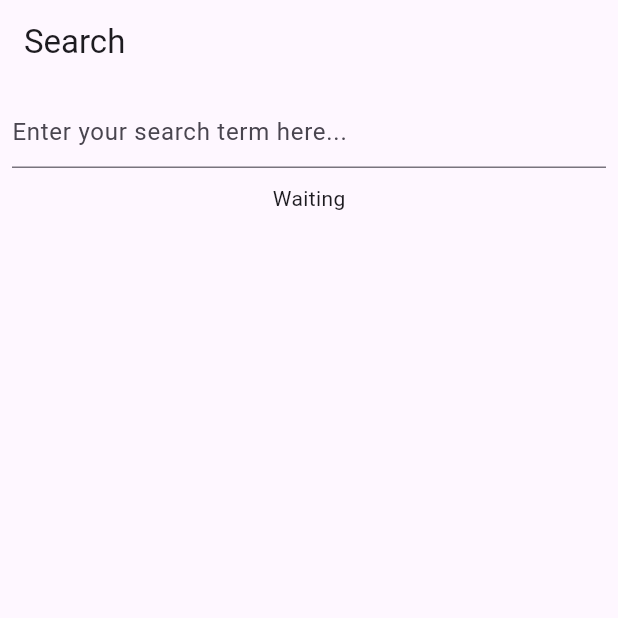
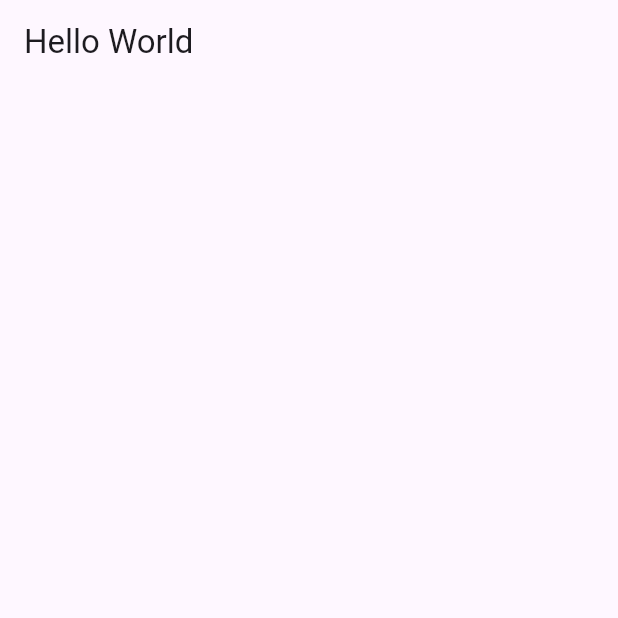
Before and after one commit to umairshaik/RxDart_Hands_on, a Flutter app: the screen it shows after launch, on a phone screen of 412 x 824 dp, the top half of it. Run offline on Flutter 3.47's test engine with Material 3 defaults, Android fonts, the phone set to English and light mode, and no system bars; our stand-ins replace rxdart.

```diff
--- a/lib/bloc/api.dart
+++ /dev/null
@@ -1,73 +0,0 @@
-import 'dart:convert';
-import 'dart:io';
-
-import 'package:rxdart_hands_on/models/animal.dart';
-
-import '../models/person.dart';
-import '../models/thing.dart';
-
-typedef SearchTerm = String;
-
-class Api {
-  List<Animal> _animals = [];
-  List<Person> _persons = [];
-
-  Future<List<Thing>> search(SearchTerm searchTerm) async {
-    final term = searchTerm.trim().toLowerCase();
-
-    // search in the cache
-    final cachedResults = _extractThingsUsingSearchTerm(term);
-    if (cachedResults.isNotEmpty) {
-      return cachedResults;
-    }
-
-    // we don't have the values cached, let's call APIs
-
-    // start by calling persons api
-    final persons = await _getJson('http://localhost:3000/apis/persons.json')
-        .then((json) => json.map((value) => Person.fromJson(value)));
-    _persons = persons.toList();
-
-    // start by calling persons api
-    final animals = await _getJson('http://localhost:3000/apis/animals.json')
-        .then((json) => json.map((value) => Animal.fromJson(value)));
-    _animals = animals.toList();
-
-    return _extractThingsUsingSearchTerm(term);
-  }
-
-  List<Thing> _extractThingsUsingSearchTerm(SearchTerm term) {
-    final cachedAnimals = _animals;
-    final cachedPersons = _persons;
-    List<Thing> result = [];
-    if (cachedAnimals.isNotEmpty && cachedPersons.isNotEmpty) {
-      // go through animals
-      for (final animal in cachedAnimals) {
-        if (animal.name.trimmedContains(term) ||
-            animal.type.name.trimmedContains(term)) {
-          result.add(animal);
-        }
-      }
-      // go through persons
-      for (final person in cachedPersons) {
-        if (person.name.trimmedContains(term) ||
-            person.age.toString().trimmedContains(term)) {
-          result.add(person);
-        }
-      }
-    }
-    return result;
-  }
-
-  Future<List<dynamic>> _getJson(String url) => HttpClient()
-      .getUrl(Uri.parse(url))
-      .then((req) => req.close())
-      .then((response) => response.transform(utf8.decoder).join())
-      .then((jsonString) => json.decode(jsonString));
-}
-
-extension TrimmedCaseInsensitiveContain on String {
-  bool trimmedContains(String other) => trim().toLowerCase().contains(
-        other.trim().toLowerCase(),
-      );
-}
--- a/lib/bloc/search_bloc.dart
+++ /dev/null
@@ -1,51 +0,0 @@
-import 'package:flutter/foundation.dart' show immutable;
-import 'package:rxdart/rxdart.dart';
-import 'package:rxdart_hands_on/bloc/search_result.dart';
-import 'package:rxdart_hands_on/models/thing.dart';
-
-import 'api.dart';
-
-@immutable
-class SearchBloc {
-  final Sink<String> search;
-  final Stream<SearchResult> results;
-
-  void dispose() {
-    search.close();
-  }
-
-  factory SearchBloc({required Api api}) {
-    final textChanges = BehaviorSubject<String>();
-
-    final results = textChanges
-        .distinct()
-        .debounceTime(const Duration(seconds: 1))
-        .switchMap<SearchResult>((String searchTerm) {
-      if (searchTerm.isEmpty) {
-        // search is empty
-        return Stream<SearchResult>.value(const SearchResultNoResult());
-      } else {
-        return Rx.fromCallable(() => api.search(searchTerm))
-            .delay(const Duration(seconds: 1))
-            .map(
-              (List<Thing> results) => results.isEmpty
-                  ? const SearchResultNoResult()
-                  : SearchResultWithResults(results),
-            )
-            .startWith(const SearchResultLoading())
-            .onErrorReturnWith((error, stackTrace) =>
-                SearchResultHasError('$error$stackTrace'));
-      }
-    });
-
-    return SearchBloc._(
-      search: textChanges.sink,
-      results: results,
-    );
-  }
-
-  const SearchBloc._({
-    required this.search,
-    required this.results,
-  });
-}
--- a/lib/bloc/search_result.dart
+++ /dev/null
@@ -1,32 +0,0 @@
-import 'package:flutter/foundation.dart' show immutable;
-
-import '../models/thing.dart';
-
-@immutable
-abstract class SearchResult {
-  const SearchResult();
-}
-
-@immutable
-class SearchResultLoading implements SearchResult {
-  const SearchResultLoading();
-}
-
-@immutable
-class SearchResultNoResult implements SearchResult {
-  const SearchResultNoResult();
-}
-
-@immutable
-class SearchResultHasError implements SearchResult {
-  final Object error;
-
-  const SearchResultHasError(this.error);
-}
-
-@immutable
-class SearchResultWithResults implements SearchResult {
-  final List<Thing> results;
-
-  const SearchResultWithResults(this.results);
-}
--- a/lib/main.dart
+++ b/lib/main.dart
@@ -1,5 +1,7 @@
+import 'dart:developer' as dev_tools show log;
+
 import 'package:flutter/material.dart';
-import 'package:rxdart_hands_on/views/home_page.dart';
+import 'package:rxdart/rxdart.dart';
 
 void main() {
   runApp(
@@ -8,9 +10,7 @@ void main() {
 }
 
 class App extends StatelessWidget {
-  const App({
-    Key? key,
-  }) : super(key: key);
+  const App({super.key});
 
   @override
   Widget build(BuildContext context) {
@@ -23,3 +23,40 @@ class App extends StatelessWidget {
     );
   }
 }
+
+class HomePage extends StatelessWidget {
+  const HomePage({super.key});
+
+  @override
+  Widget build(BuildContext context) {
+    testIt();
+    return Scaffold(
+        appBar: AppBar(
+      title: const Text('Hello World'),
+    ));
+  }
+}
+
+void testIt() async {
+  final stream1 = Stream.periodic(
+    const Duration(seconds: 1),
+    (int count) => 'Stream 1 and Count is $count',
+  );
+  final stream2 = Stream.periodic(
+    const Duration(seconds: 3),
+    (int count) => 'Stream 2 and Count is $count',
+  );
+
+  final combine = Rx.combineLatest2(
+    stream1,
+    stream2,
+    (one, two) => 'One is $one and two is $two',
+  );
+  await for (final value in combine){
+    value.log();
+  }
+}
+
+extension Log on Object {
+  void log() => dev_tools.log(toString());
+}
--- a/lib/models/animal.dart
+++ /dev/null
@@ -1,35 +0,0 @@
-import 'package:flutter/foundation.dart' show immutable;
-import 'package:rxdart_hands_on/models/thing.dart';
-
-enum AnimalType { dog, cat, rabbit, unknown }
-
-@immutable
-class Animal extends Thing {
-  final AnimalType type;
-
-  const Animal({required this.type, required super.name});
-
-  @override
-  String toString() => 'Animal, name: $name, type: $type';
-
-  factory Animal.fromJson(Map<String, dynamic> json) {
-    final AnimalType animalType;
-    switch ((json["type"] as String).toLowerCase().trim()) {
-      case "rabbit":
-        animalType = AnimalType.rabbit;
-        break;
-      case "dog":
-        animalType = AnimalType.dog;
-        break;
-      case "cat":
-        animalType = AnimalType.cat;
-        break;
-      default:
-        animalType = AnimalType.unknown;
-    }
-    return Animal(
-      name: json["name"],
-      type: animalType,
-    );
-  }
-}
--- a/lib/models/person.dart
+++ /dev/null
@@ -1,15 +0,0 @@
-import 'package:flutter/foundation.dart' show immutable;
-import 'package:rxdart_hands_on/models/thing.dart';
-
-@immutable
-class Person extends Thing {
-  final int age;
-
-  const Person({required super.name, required this.age});
-
-  @override
-  String toString() => 'Person, name: $name, age: $age';
-
-  Person.fromJson(Map<String, dynamic> json)
-      : this(age: json["age"], name: json["name"]);
-}
--- a/lib/models/thing.dart
+++ /dev/null
@@ -1,10 +0,0 @@
-import 'package:flutter/foundation.dart' show immutable;
-
-@immutable
-class Thing {
-  final String name;
-
-  const Thing({
-    required this.name,
-  });
-}
--- a/lib/views/home_page.dart
+++ /dev/null
@@ -1,56 +0,0 @@
-import 'package:flutter/material.dart';
-import 'package:rxdart_hands_on/views/search_result_view.dart';
-
-import '../bloc/api.dart';
-import '../bloc/search_bloc.dart';
-
-class HomePage extends StatefulWidget {
-  const HomePage({super.key});
-
-  @override
-  State<HomePage> createState() => _HomePageState();
-}
-
-class _HomePageState extends State<HomePage> {
-  late final SearchBloc _bloc;
-
-  @override
-  void initState() {
-    super.initState();
-    _bloc = SearchBloc(api: Api());
-  }
-
-  @override
-  void dispose() {
-    _bloc.dispose();
-    super.dispose();
-  }
-
-  @override
-  Widget build(BuildContext context) {
-    return Scaffold(
-      appBar: AppBar(
-        title: const Text('Search'),
-      ),
-      body: Padding(
-        padding: const EdgeInsets.all(8.0),
-        child: Column(
-          children: [
-            TextField(
-              decoration: const InputDecoration(
-                hintText: 'Enter your search term here...',
-              ),
-              onChanged: _bloc.search.add,
-            ),
-            const SizedBox(
-              height: 10,
-            ),
-            SearchResultView(
-              searchResult: _bloc.results,
-            ),
-          ],
-        ),
-      ),
-    );
-  }
-}
--- a/lib/views/search_result_view.dart
+++ /dev/null
@@ -1,61 +0,0 @@
-import 'package:flutter/material.dart';
-
-import '../bloc/search_result.dart';
-import '../models/animal.dart';
-import '../models/person.dart';
-
-class SearchResultView extends StatelessWidget {
-  final Stream<SearchResult> searchResult;
-
-  const SearchResultView({super.key, required this.searchResult});
-
-  @override
-  Widget build(BuildContext context) {
-    return StreamBuilder<SearchResult?>(
-      stream: searchResult,
-      builder: (context, snapshot) {
-        if (snapshot.hasData) {
-          final result = snapshot.data;
-          switch (result) {
-            case SearchResultHasError():
-              return Text('Got error ${result.error}');
-            case SearchResultLoading():
-              return const CircularProgressIndicator();
-            case SearchResultNoResult():
-              return const Text(
-                'No results found for your search term. Try with another one!',
-              );
-            case SearchResultWithResults():
-              final results = result.results;
-              return Expanded(
-                child: ListView.builder(
-                  itemCount: results.length,
-                  itemBuilder: (context, index) {
-                    final item = results[index];
-                    final String title;
-                    if (item is Animal) {
-                      title = 'Animal';
-                    } else if (item is Person) {
-                      title = 'Person';
-                    } else {
-                      title = 'Unknown';
-                    }
-                    return ListTile(
-                      title: Text(title),
-                      subtitle: Text(
-                        item.toString(),
-                      ),
-                    );
-                  },
-                ),
-              );
-            default:
-              return const Text('Unknown state!');
-          }
-        } else {
-          return const Text('Waiting');
-        }
-      },
-    );
-  }
-}
```
Also changed, not shown: 1 other file.
